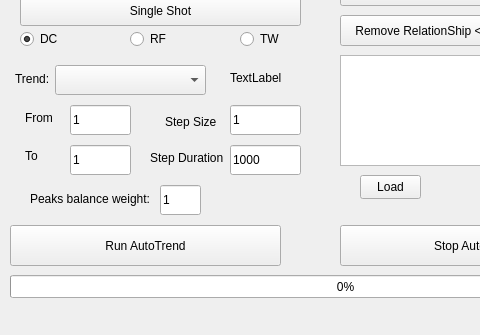
The window that autotrend.ui (MOBILionSystems/MIPS-app-MOBILion) describes before a commit, drawn with Qt 5; both pictures show x 0 to 480 and y 165 to 500 of the 700 by 500 pixel window.
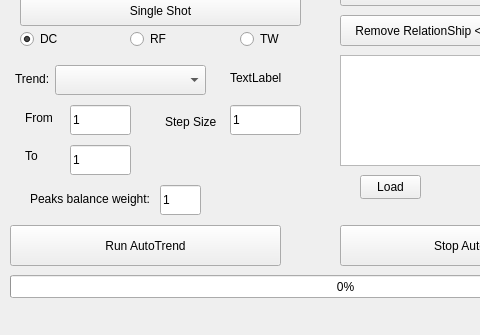
The same window after the commit.

Commit message: remove step_duration

The edit to the form file:
```diff
--- a/autotrend.ui
+++ b/autotrend.ui
@@ -137,19 +137,6 @@
     <string>Step Size</string>
    </property>
   </widget>
-  <widget class="QLabel" name="label_8">
-   <property name="geometry">
-    <rect>
-     <x>150</x>
-     <y>310</y>
-     <width>81</width>
-     <height>26</height>
-    </rect>
-   </property>
-   <property name="text">
-    <string>Step Duration</string>
-   </property>
-  </widget>
   <widget class="QLabel" name="label">
    <property name="geometry">
     <rect>
@@ -274,19 +261,6 @@
     <string>1</string>
    </property>
   </widget>
-  <widget class="QLineEdit" name="trendStepDuration">
-   <property name="geometry">
-    <rect>
-     <x>230</x>
-     <y>310</y>
-     <width>71</width>
-     <height>30</height>
-    </rect>
-   </property>
-   <property name="text">
-    <string>1000</string>
-   </property>
-  </widget>
   <widget class="QProgressBar" name="trendProgressBar">
    <property name="geometry">
     <rect>
```
The commit also changes 1 other file.
